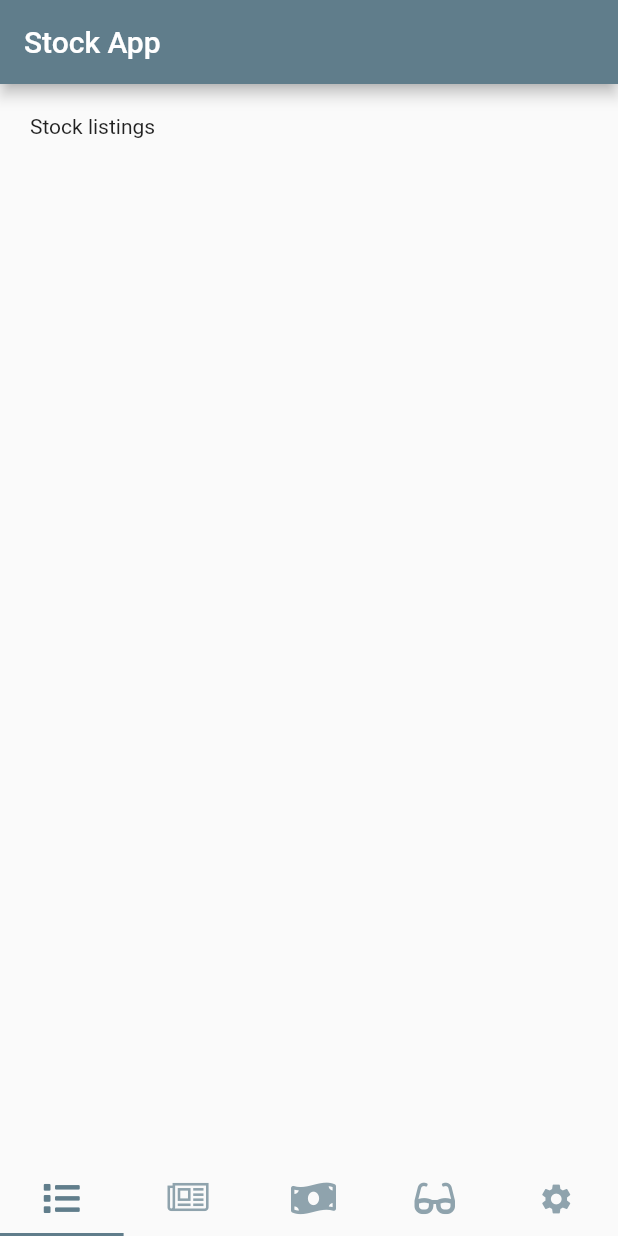
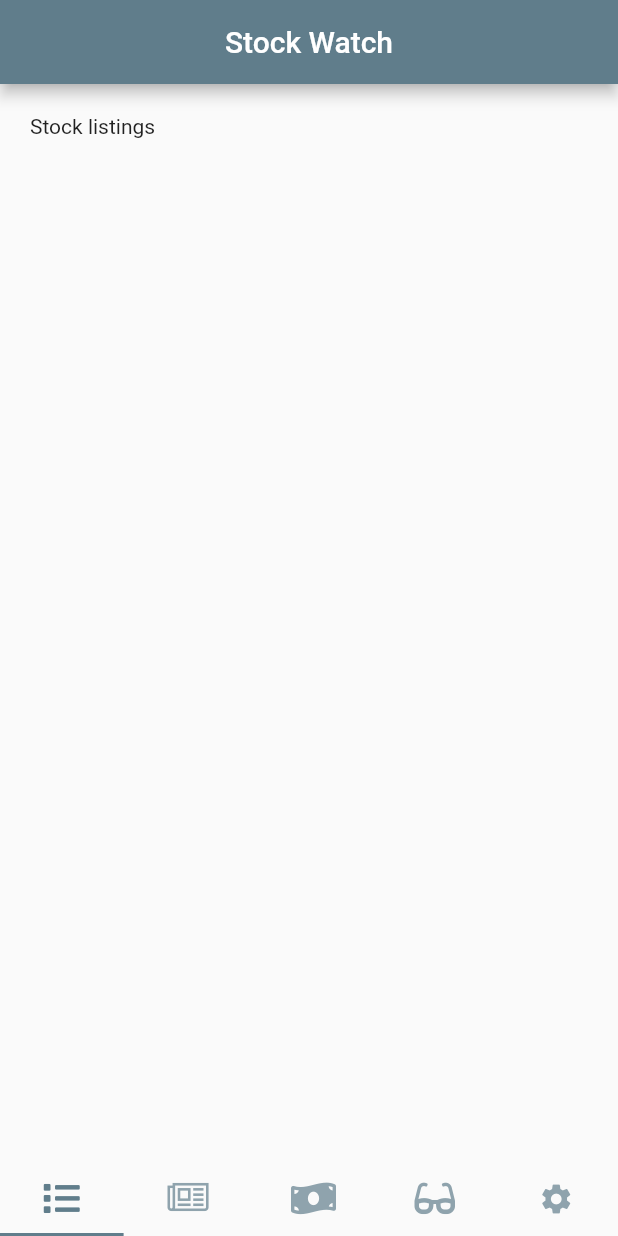
Before and after one commit to jontymorris/StocksApp, a Flutter app: the screen it shows after launch, on a phone screen of 412 x 824 dp. Run offline on Flutter 3.47's test engine with Material 2 defaults, Android fonts, the phone set to English and light mode, and no system bars.

Commit message:
Centred the title

```diff
--- a/lib/main.dart
+++ b/lib/main.dart
@@ -1,5 +1,6 @@
 import 'package:flutter/material.dart';
 import 'icons/finance.dart';
+import 'widgets/news_widget.dart';
 
 void main() {
   runApp(StockApp());
@@ -18,15 +19,8 @@ class StockApp extends StatelessWidget {
         length: 5,
         child: Scaffold(
           appBar: AppBar(
-            title: Column(
-              crossAxisAlignment: CrossAxisAlignment.center,
-              children: [
-                Text(
-                  'Stock App',
-                  textAlign: TextAlign.center,
-                )
-              ],
-            ),
+            centerTitle: true,
+            title: Text('Stock Watch'),
           ),
           bottomNavigationBar: TabBar(
             labelColor: Colors.blueGrey,
@@ -42,7 +36,7 @@ class StockApp extends StatelessWidget {
           body: TabBarView(
             children: [
               _buildSimpleText('Stock listings'),
-              _buildSimpleText('Read the news'),
+              NewsFeedWidget(),
               _buildSimpleText('Upcoming dividends'),
               _buildSimpleText('Learn to invest'),
               _buildSimpleText('Settings page')
```
